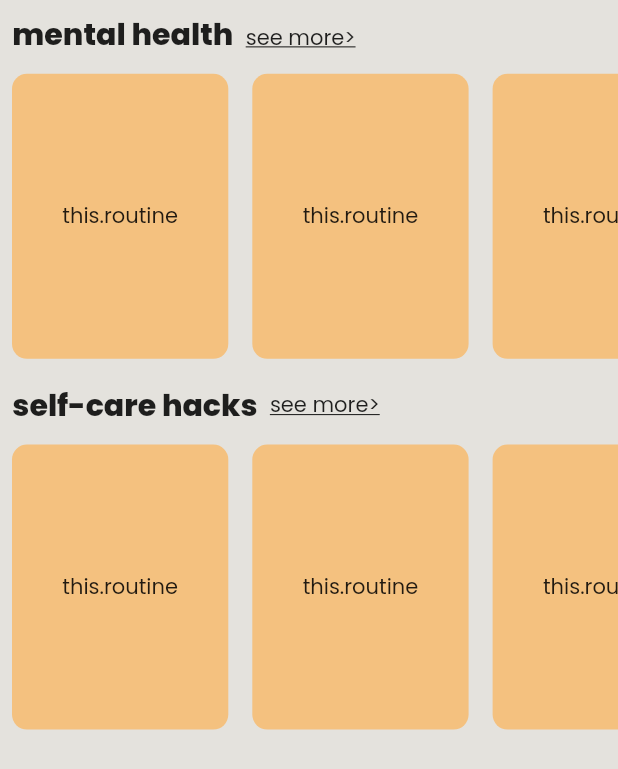
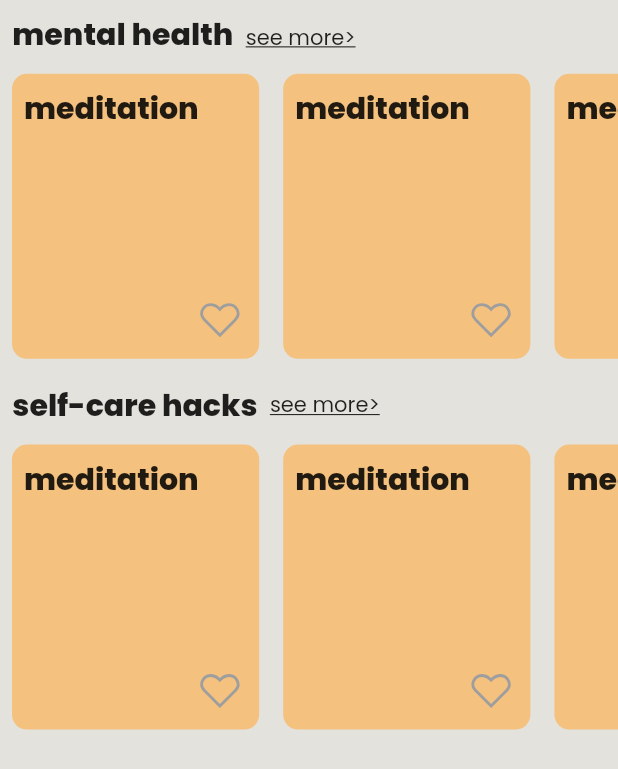
Before and after one commit to dwvicy/niyamo, a Flutter app: the Hacks screen opened directly, on a phone screen of 412 x 824 dp. Shown: the top 769 px of the screen. Run offline on Flutter 3.47's test engine with Material 2 defaults, Android fonts, the phone set to English and light mode, and no system bars; drawn by our look-alikes of like_button; our stand-ins replace carousel_slider, intro_slider, line_icons.

Commit message:
feat: add like button to hacks

```diff
--- /dev/null
+++ b/lib/constants/routine-card.dart
@@ -0,0 +1,73 @@
+import 'package:flutter/material.dart';
+import 'package:like_button/like_button.dart';
+import 'package:line_icons/line_icons.dart';
+import 'package:niyamo/constants/AppTheme.dart';
+
+class RoutineCard extends StatefulWidget {
+  @override
+  _RoutineCardState createState() => _RoutineCardState();
+}
+
+class _RoutineCardState extends State<RoutineCard> {
+  @override
+  Widget build(BuildContext context) {
+    return Padding(
+      padding: const EdgeInsets.all(8.0),
+      child: GestureDetector(
+        onTap: () {
+          Navigator.pushNamed(context, '/');
+        },
+        child: Container(
+          width: MediaQuery.of(context).size.width * 0.4,
+          child: Stack(children: [
+            Padding(
+              padding: const EdgeInsets.all(8.0),
+              child: Text(
+                'meditation',
+                style: TextStyle(fontWeight: FontWeight.w600, fontSize: 20),
+              ),
+            ),
+            Positioned(
+              top: MediaQuery.of(context).size.height * 0.18,
+              left: MediaQuery.of(context).size.width * 0.3,
+              child: LikeButton(
+                size: 30,
+                circleColor: CircleColor(
+                    start: AppTheme.lightYellow, end: AppTheme.ellowPinky),
+                bubblesColor: BubblesColor(
+                  dotPrimaryColor: AppTheme.ellowPinky,
+                  dotSecondaryColor: AppTheme.pinky,
+                ),
+                likeBuilder: (bool isLiked) {
+                  return Icon(
+                    LineIcons.heart,
+                    color: isLiked ? AppTheme.pinky : Colors.grey,
+                    size: 30,
+                  );
+                },
+                countBuilder: (int count, bool isLiked, String text) {
+                  var color = isLiked ? Colors.deepPurpleAccent : Colors.grey;
+                  Widget result;
+                  if (count == 0) {
+                    result = Text(
+                      "love",
+                      style: TextStyle(color: Colors.black),
+                    );
+                  } else
+                    result = Text(
+                      text,
+                      style: TextStyle(color: color),
+                    );
+                  return result;
+                },
+              ),
+            )
+          ]),
+          decoration: BoxDecoration(
+              color: Colors.orangeAccent[200].withOpacity(0.6),
+              borderRadius: BorderRadius.circular(10)),
+        ),
+      ),
+    );
+  }
+}
--- a/lib/constants/routine-list.dart
+++ b/lib/constants/routine-list.dart
@@ -1,4 +1,5 @@
 import 'package:flutter/material.dart';
+import 'package:niyamo/constants/routine-card.dart';
 
 class RoutineList extends StatefulWidget {
   @override
@@ -14,21 +15,7 @@ class _RoutineListState extends State<RoutineList> {
             scrollDirection: Axis.horizontal,
             itemCount: 5,
             itemBuilder: (context, index) {
-              return Padding(
-                padding: const EdgeInsets.all(8.0),
-                child: GestureDetector(
-                  onTap: () {
-                    Navigator.pushNamed(context, '/');
-                  },
-                  child: Container(
-                    width: MediaQuery.of(context).size.width * 0.35,
-                    child: Center(child: Text('this.routine')),
-                    decoration: BoxDecoration(
-                        color: Colors.orangeAccent[200].withOpacity(0.6),
-                        borderRadius: BorderRadius.circular(10)),
-                  ),
-                ),
-              );
+              return RoutineCard();
             }));
   }
 }
--- a/lib/screens/hacks.dart
+++ b/lib/screens/hacks.dart
@@ -21,7 +21,10 @@ class _HacksState extends State<Hacks> {
                   left: MediaQuery.of(context).size.width * 0.02),
               child: Text(
                 'mental health',
-                style: TextStyle(fontSize: 20, fontWeight: FontWeight.bold),
+                style: TextStyle(
+                  fontSize: 20,
+                  fontWeight: FontWeight.bold,
+                ),
               ),
             ),
             Padding(
--- a/pubspec.yaml
+++ b/pubspec.yaml
@@ -25,6 +25,7 @@ dependencies:
   line_icons: ^0.2.0
   intl: ^0.16.1
   flutter_dialogflow: ^0.1.2
+  like_button: ^1.0.4
   carousel_slider: ^2.3.1
   flutter:
     sdk: flutter
```
Also changed, not shown: pubspec.lock.
